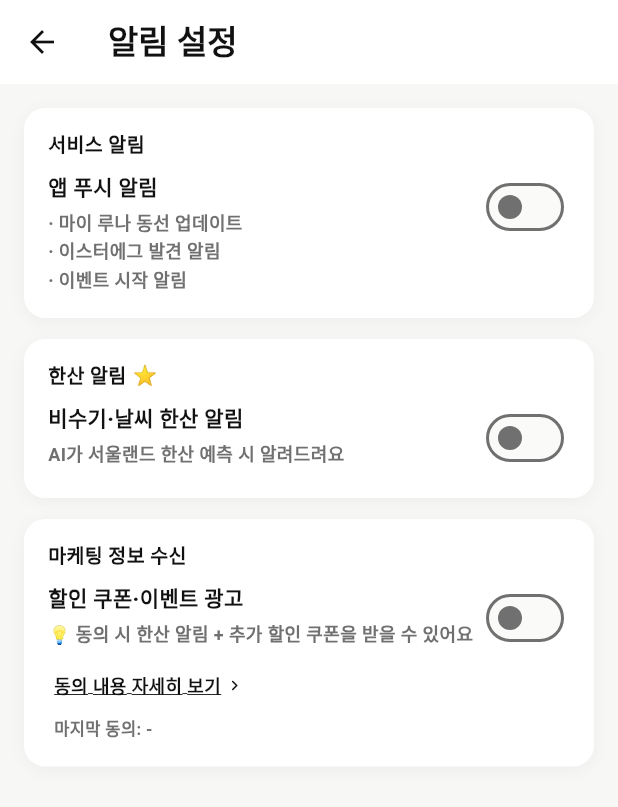
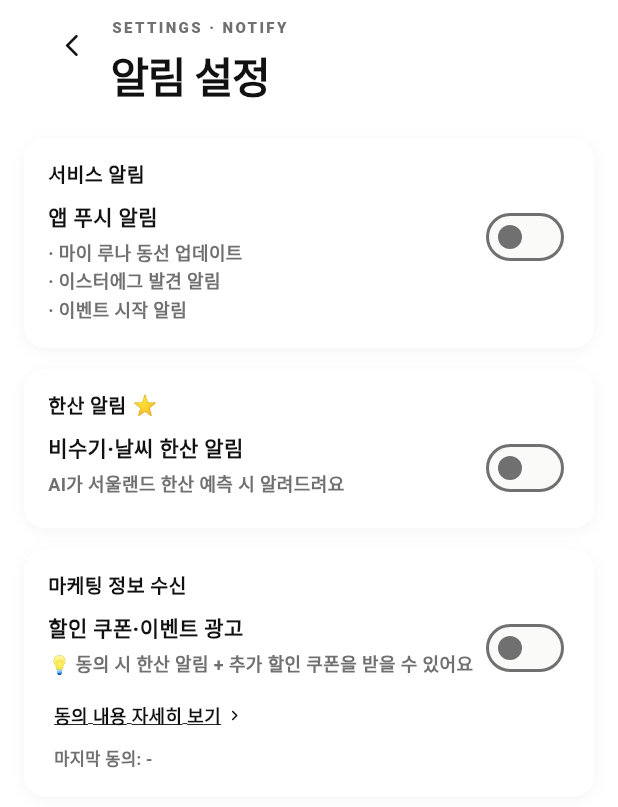
Before and after one commit to 202001381/retrace, a Flutter app: the MainScreen screen opened directly, item 5 of the bottom bar chosen, after a tap on "알림 설정", on a phone screen of 412 x 824 dp. Shown: the top 807 px of the screen. Run offline on Flutter 3.47's test engine with Material 3 defaults, Android fonts, the phone set to English and light mode, and no system bars; our stand-ins replace cloud_firestore, firebase_core, flutter_map, geolocator, image_picker, latlong2 and 1 more; accounts and stored records are empty; Roboto replaces fonts that are missing (Pretendard).

Commit message:
v3 — MyPage sub-screens + Today Events header
MyPage sub-screens (알림 설정 / 위치 정보 / 앱 정보)
- AppBar replaced with shared V3SubHeader: back arrow on the left,
  small SETTINGS · X eyebrow, 28px ink900 page title (-0.8 tracking)
- New widgets/design/v3_sub_header.dart for reuse across detail pages
- Body content padding tightened, removed center 'small Material title'
  hierarchy that clashed w/ the 30px MyPage hub headline

Home '오늘의 이벤트' section
- TODAY · EVENTS eyebrow + 22px display title replaces flat
  '오늘의 이벤트' 18px row — matches MyLuna/MyPage rhythm
- Removed unused stamp import (was added speculatively)

Verified: flutter analyze 0 errors, flutter test 61/61 pass.

```diff
--- a/lib/screens/home_screen.dart
+++ b/lib/screens/home_screen.dart
@@ -14,7 +14,6 @@ import '../services/visit_history_service.dart';
 import '../widgets/companion_bottom_sheet.dart';
 import '../widgets/design/condition_pip.dart';
 import '../widgets/design/logo.dart';
-import '../widgets/design/stamp.dart';
 import '../widgets/discount_cause_label.dart';
 import '../widgets/discount_countdown.dart';
 import '../widgets/price_display.dart';
@@ -1370,12 +1369,29 @@ class _TodayEventsSection extends StatelessWidget {
       mainAxisSize: MainAxisSize.min,
       children: [
         Row(
+          crossAxisAlignment: CrossAxisAlignment.end,
           children: const [
-            Text('오늘의 이벤트',
-                style: TextStyle(fontSize: 18, fontWeight: FontWeight.w900, color: AppColors.textPrimary)),
+            Column(
+              crossAxisAlignment: CrossAxisAlignment.start,
+              mainAxisSize: MainAxisSize.min,
+              children: [
+                Eyebrow('TODAY · EVENTS'),
+                SizedBox(height: 4),
+                Text(
+                  '오늘의 이벤트',
+                  style: TextStyle(
+                    fontSize: 22,
+                    fontWeight: FontWeight.w900,
+                    color: AppColors.ink900,
+                    letterSpacing: -0.6,
+                  ),
+                ),
+              ],
+            ),
             Spacer(),
-            Text('전체보기', style: TextStyle(fontSize: 12, color: AppColors.textSecondary, fontWeight: FontWeight.w500)),
-            Icon(Icons.chevron_right_rounded, size: 14, color: AppColors.textSecondary),
+            Text('전체보기',
+                style: TextStyle(fontSize: 12, color: AppColors.ink500, fontWeight: FontWeight.w700)),
+            Icon(Icons.chevron_right_rounded, size: 14, color: AppColors.ink500),
           ],
         ),
         const SizedBox(height: 12),
--- a/lib/screens/mypage/notification_settings_screen.dart
+++ b/lib/screens/mypage/notification_settings_screen.dart
@@ -4,6 +4,7 @@ import '../../core/theme/app_colors.dart';
 
 import '../../models/user_preferences.dart';
 import '../../services/preferences_service.dart';
+import '../../widgets/design/v3_sub_header.dart';
 import 'marketing_consent_modal.dart';
 
 /// 알림 설정 — 한국 법규 분리 요건에 맞춰 3개 섹션 (서비스 / 한산 / 마케팅).
@@ -82,18 +83,14 @@ class _NotificationSettingsScreenState
   Widget build(BuildContext context) {
     final s = _state;
     return Scaffold(
-      backgroundColor: AppColors.bgPage,
-      appBar: AppBar(
-        title: const Text('알림 설정',
-            style: TextStyle(fontWeight: FontWeight.w900)),
-        backgroundColor: AppColors.bgCard,
-        elevation: 0.5,
-        centerTitle: false,
-        foregroundColor: AppColors.textPrimary,
-      ),
-      body: ListView(
-        padding: const EdgeInsets.all(16),
-        children: [
+      backgroundColor: AppColors.bg,
+      body: SafeArea(
+        bottom: false,
+        child: ListView(
+          padding: const EdgeInsets.fromLTRB(16, 0, 16, 24),
+          children: [
+            const V3SubHeader(eyebrow: 'SETTINGS · NOTIFY', title: '알림 설정'),
+            const SizedBox(height: 8),
           // ── 서비스 알림 ─────────────────────────────────────
           _SectionCard(
             title: '서비스 알림',
@@ -202,6 +199,7 @@ class _NotificationSettingsScreenState
             ),
           ),
         ],
+      ),
       ),
     );
   }
--- /dev/null
+++ b/lib/widgets/design/v3_sub_header.dart
@@ -0,0 +1,71 @@
+import 'package:flutter/material.dart';
+
+import '../../core/theme/app_colors.dart';
+import 'condition_pip.dart';
+
+/// 마이페이지 하위 화면 공용 v3 헤더 — 뒤로가기 + eyebrow + 28px 타이틀.
+/// AppBar 대신 SafeArea 안에 펼치는 모듈식 헤더.
+class V3SubHeader extends StatelessWidget {
+  final String eyebrow;
+  final String title;
+  final String? subtitle;
+  final VoidCallback? onBack;
+  const V3SubHeader({
+    super.key,
+    required this.eyebrow,
+    required this.title,
+    this.subtitle,
+    this.onBack,
+  });
+
+  @override
+  Widget build(BuildContext context) {
+    return Padding(
+      padding: const EdgeInsets.fromLTRB(8, 6, 22, 12),
+      child: Row(
+        crossAxisAlignment: CrossAxisAlignment.start,
+        children: [
+          IconButton(
+            onPressed: onBack ?? () => Navigator.of(context).maybePop(),
+            icon: const Icon(Icons.arrow_back_ios_new_rounded,
+                size: 18, color: AppColors.ink900),
+          ),
+          const SizedBox(width: 2),
+          Expanded(
+            child: Padding(
+              padding: const EdgeInsets.only(top: 8),
+              child: Column(
+                crossAxisAlignment: CrossAxisAlignment.start,
+                mainAxisSize: MainAxisSize.min,
+                children: [
+                  Eyebrow(eyebrow),
+                  const SizedBox(height: 6),
+                  Text(
+                    title,
+                    style: const TextStyle(
+                      fontSize: 28,
+                      fontWeight: FontWeight.w900,
+                      color: AppColors.ink900,
+                      letterSpacing: -0.8,
+                    ),
+                  ),
+                  if (subtitle != null) ...[
+                    const SizedBox(height: 4),
+                    Text(
+                      subtitle!,
+                      style: const TextStyle(
+                        fontSize: 13,
+                        color: AppColors.ink500,
+                        fontWeight: FontWeight.w500,
+                      ),
+                    ),
+                  ],
+                ],
+              ),
+            ),
+          ),
+        ],
+      ),
+    );
+  }
+}
```
Also changed, not shown: lib/screens/mypage/app_info_screen.dart (+10 -12 lines), lib/screens/mypage/location_settings_screen.dart (+9 -11 lines), 2 other files.
